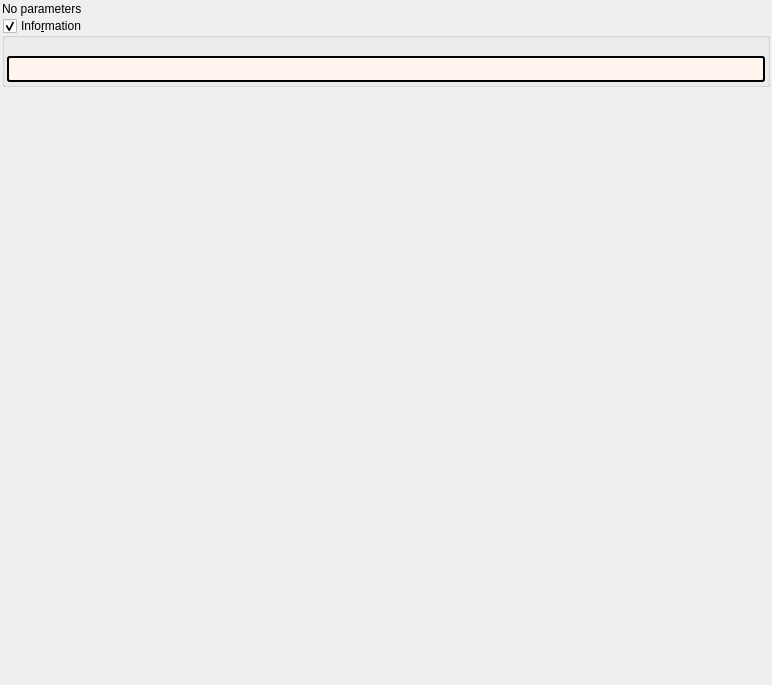
First picture: the form in mandelbulber2/formula/ui/fractal_modulus_menger_sponge.ui, repository buddhi1980/mandelbulber2, before the edit.
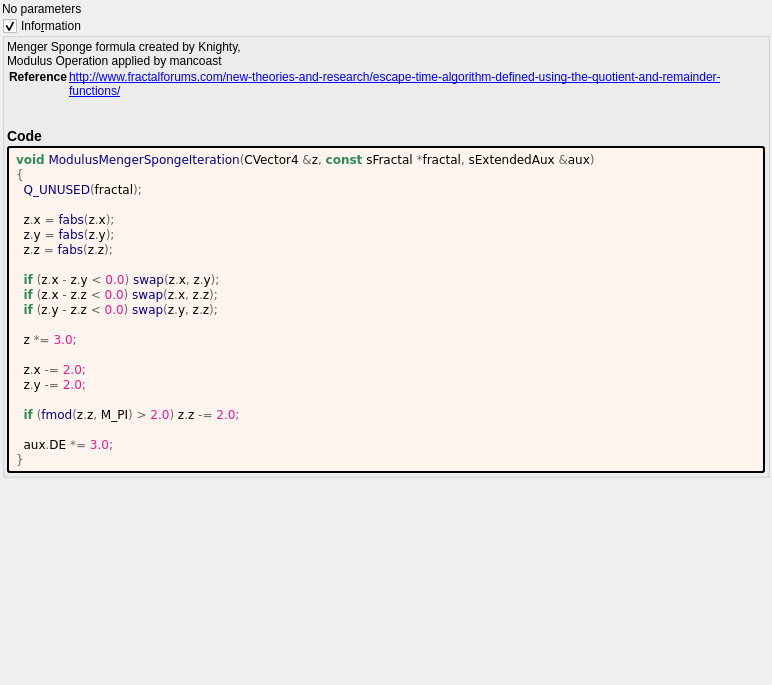
Second picture: the form after the edit. Custom widgets are drawn as their Qt base class.

Patch:
```diff
--- a/mandelbulber2/formula/ui/fractal_modulus_menger_sponge.ui
+++ b/mandelbulber2/formula/ui/fractal_modulus_menger_sponge.ui
@@ -66,6 +66,11 @@
       <item>
        <widget class="QLabel" name="label_information_general">
         <property name="text">
+         <string notr="true">&lt;p&gt;Menger Sponge formula created by Knighty,&lt;br&gt;Modulus Operation applied by mancoast&lt;/p&gt;&lt;table&gt;
+&lt;tr&gt;&lt;th&gt;Reference&lt;/th&gt;&lt;td&gt;&lt;a href=&quot;http://www.fractalforums.com/new-theories-and-research/escape-time-algorithm-defined-using-the-quotient-and-remainder-functions/&quot;&gt;http://www.fractalforums.com/new-theories-and-research/escape-time-algorithm-defined-using-the-quotient-and-remainder-functions/&lt;br&gt;
+&lt;/td&gt;&lt;/tr&gt;
+&lt;/table&gt;
+&lt;h3&gt;Code&lt;/h3&gt;</string>
         </property>
         <property name="wordWrap">
          <bool>true</bool>
@@ -84,6 +89,30 @@
          <string notr="true">border-style: outset; border-width: 2px; border-radius: 3px; border-color: black; background-color: #fff5ee; padding: 4px;</string>
         </property>
         <property name="text">
+         <string notr="true">&lt;body style=&quot;background-color:#fff5ee&quot;&gt;
+&lt;pre style=&quot;color:#000000; background-color:#fff5ee;  font-family:'Courier New',monospace;&quot;&gt;&lt;span style=&quot;color:#2e8b57; font-weight:bold&quot;&gt;void&lt;/span&gt; &lt;span style=&quot;color:#00008f&quot;&gt;ModulusMengerSpongeIteration&lt;/span&gt;&lt;span style=&quot;color:#676767&quot;&gt;(&lt;/span&gt;CVector4 &lt;span style=&quot;color:#676767&quot;&gt;&amp;amp;&lt;/span&gt;z&lt;span style=&quot;color:#676767&quot;&gt;,&lt;/span&gt; &lt;span style=&quot;color:#2e8b57; font-weight:bold&quot;&gt;const&lt;/span&gt; sFractal &lt;span style=&quot;color:#676767&quot;&gt;*&lt;/span&gt;fractal&lt;span style=&quot;color:#676767&quot;&gt;,&lt;/span&gt; sExtendedAux &lt;span style=&quot;color:#676767&quot;&gt;&amp;amp;&lt;/span&gt;aux&lt;span style=&quot;color:#676767&quot;&gt;)&lt;/span&gt;
+&lt;span style=&quot;color:#676767&quot;&gt;{&lt;/span&gt;
+  &lt;span style=&quot;color:#00008f&quot;&gt;Q_UNUSED&lt;/span&gt;&lt;span style=&quot;color:#676767&quot;&gt;(&lt;/span&gt;fractal&lt;span style=&quot;color:#676767&quot;&gt;);&lt;/span&gt;
+
+  z&lt;span style=&quot;color:#676767&quot;&gt;.&lt;/span&gt;x &lt;span style=&quot;color:#676767&quot;&gt;=&lt;/span&gt; &lt;span style=&quot;color:#00008f&quot;&gt;fabs&lt;/span&gt;&lt;span style=&quot;color:#676767&quot;&gt;(&lt;/span&gt;z&lt;span style=&quot;color:#676767&quot;&gt;.&lt;/span&gt;x&lt;span style=&quot;color:#676767&quot;&gt;);&lt;/span&gt;
+  z&lt;span style=&quot;color:#676767&quot;&gt;.&lt;/span&gt;y &lt;span style=&quot;color:#676767&quot;&gt;=&lt;/span&gt; &lt;span style=&quot;color:#00008f&quot;&gt;fabs&lt;/span&gt;&lt;span style=&quot;color:#676767&quot;&gt;(&lt;/span&gt;z&lt;span style=&quot;color:#676767&quot;&gt;.&lt;/span&gt;y&lt;span style=&quot;color:#676767&quot;&gt;);&lt;/span&gt;
+  z&lt;span style=&quot;color:#676767&quot;&gt;.&lt;/span&gt;z &lt;span style=&quot;color:#676767&quot;&gt;=&lt;/span&gt; &lt;span style=&quot;color:#00008f&quot;&gt;fabs&lt;/span&gt;&lt;span style=&quot;color:#676767&quot;&gt;(&lt;/span&gt;z&lt;span style=&quot;color:#676767&quot;&gt;.&lt;/span&gt;z&lt;span style=&quot;color:#676767&quot;&gt;);&lt;/span&gt;
+
+  &lt;span style=&quot;color:#2e8b57; font-weight:bold&quot;&gt;if&lt;/span&gt; &lt;span style=&quot;color:#676767&quot;&gt;(&lt;/span&gt;z&lt;span style=&quot;color:#676767&quot;&gt;.&lt;/span&gt;x &lt;span style=&quot;color:#676767&quot;&gt;-&lt;/span&gt; z&lt;span style=&quot;color:#676767&quot;&gt;.&lt;/span&gt;y &lt;span style=&quot;color:#676767&quot;&gt;&amp;lt;&lt;/span&gt; &lt;span style=&quot;color:#ff1493&quot;&gt;0.0&lt;/span&gt;&lt;span style=&quot;color:#676767&quot;&gt;)&lt;/span&gt; &lt;span style=&quot;color:#00008f&quot;&gt;swap&lt;/span&gt;&lt;span style=&quot;color:#676767&quot;&gt;(&lt;/span&gt;z&lt;span style=&quot;color:#676767&quot;&gt;.&lt;/span&gt;x&lt;span style=&quot;color:#676767&quot;&gt;,&lt;/span&gt; z&lt;span style=&quot;color:#676767&quot;&gt;.&lt;/span&gt;y&lt;span style=&quot;color:#676767&quot;&gt;);&lt;/span&gt;
+  &lt;span style=&quot;color:#2e8b57; font-weight:bold&quot;&gt;if&lt;/span&gt; &lt;span style=&quot;color:#676767&quot;&gt;(&lt;/span&gt;z&lt;span style=&quot;color:#676767&quot;&gt;.&lt;/span&gt;x &lt;span style=&quot;color:#676767&quot;&gt;-&lt;/span&gt; z&lt;span style=&quot;color:#676767&quot;&gt;.&lt;/span&gt;z &lt;span style=&quot;color:#676767&quot;&gt;&amp;lt;&lt;/span&gt; &lt;span style=&quot;color:#ff1493&quot;&gt;0.0&lt;/span&gt;&lt;span style=&quot;color:#676767&quot;&gt;)&lt;/span&gt; &lt;span style=&quot;color:#00008f&quot;&gt;swap&lt;/span&gt;&lt;span style=&quot;color:#676767&quot;&gt;(&lt;/span&gt;z&lt;span style=&quot;color:#676767&quot;&gt;.&lt;/span&gt;x&lt;span style=&quot;color:#676767&quot;&gt;,&lt;/span&gt; z&lt;span style=&quot;color:#676767&quot;&gt;.&lt;/span&gt;z&lt;span style=&quot;color:#676767&quot;&gt;);&lt;/span&gt;
+  &lt;span style=&quot;color:#2e8b57; font-weight:bold&quot;&gt;if&lt;/span&gt; &lt;span style=&quot;color:#676767&quot;&gt;(&lt;/span&gt;z&lt;span style=&quot;color:#676767&quot;&gt;.&lt;/span&gt;y &lt;span style=&quot;color:#676767&quot;&gt;-&lt;/span&gt; z&lt;span style=&quot;color:#676767&quot;&gt;.&lt;/span&gt;z &lt;span style=&quot;color:#676767&quot;&gt;&amp;lt;&lt;/span&gt; &lt;span style=&quot;color:#ff1493&quot;&gt;0.0&lt;/span&gt;&lt;span style=&quot;color:#676767&quot;&gt;)&lt;/span&gt; &lt;span style=&quot;color:#00008f&quot;&gt;swap&lt;/span&gt;&lt;span style=&quot;color:#676767&quot;&gt;(&lt;/span&gt;z&lt;span style=&quot;color:#676767&quot;&gt;.&lt;/span&gt;y&lt;span style=&quot;color:#676767&quot;&gt;,&lt;/span&gt; z&lt;span style=&quot;color:#676767&quot;&gt;.&lt;/span&gt;z&lt;span style=&quot;color:#676767&quot;&gt;);&lt;/span&gt;
+
+  z &lt;span style=&quot;color:#676767&quot;&gt;*=&lt;/span&gt; &lt;span style=&quot;color:#ff1493&quot;&gt;3.0&lt;/span&gt;&lt;span style=&quot;color:#676767&quot;&gt;;&lt;/span&gt;
+
+  z&lt;span style=&quot;color:#676767&quot;&gt;.&lt;/span&gt;x &lt;span style=&quot;color:#676767&quot;&gt;-=&lt;/span&gt; &lt;span style=&quot;color:#ff1493&quot;&gt;2.0&lt;/span&gt;&lt;span style=&quot;color:#676767&quot;&gt;;&lt;/span&gt;
+  z&lt;span style=&quot;color:#676767&quot;&gt;.&lt;/span&gt;y &lt;span style=&quot;color:#676767&quot;&gt;-=&lt;/span&gt; &lt;span style=&quot;color:#ff1493&quot;&gt;2.0&lt;/span&gt;&lt;span style=&quot;color:#676767&quot;&gt;;&lt;/span&gt;
+
+  &lt;span style=&quot;color:#2e8b57; font-weight:bold&quot;&gt;if&lt;/span&gt; &lt;span style=&quot;color:#676767&quot;&gt;(&lt;/span&gt;&lt;span style=&quot;color:#00008f&quot;&gt;fmod&lt;/span&gt;&lt;span style=&quot;color:#676767&quot;&gt;(&lt;/span&gt;z&lt;span style=&quot;color:#676767&quot;&gt;.&lt;/span&gt;z&lt;span style=&quot;color:#676767&quot;&gt;,&lt;/span&gt; M_PI&lt;span style=&quot;color:#676767&quot;&gt;) &amp;gt;&lt;/span&gt; &lt;span style=&quot;color:#ff1493&quot;&gt;2.0&lt;/span&gt;&lt;span style=&quot;color:#676767&quot;&gt;)&lt;/span&gt; z&lt;span style=&quot;color:#676767&quot;&gt;.&lt;/span&gt;z &lt;span style=&quot;color:#676767&quot;&gt;-=&lt;/span&gt; &lt;span style=&quot;color:#ff1493&quot;&gt;2.0&lt;/span&gt;&lt;span style=&quot;color:#676767&quot;&gt;;&lt;/span&gt;
+
+  aux&lt;span style=&quot;color:#676767&quot;&gt;.&lt;/span&gt;DE &lt;span style=&quot;color:#676767&quot;&gt;*=&lt;/span&gt; &lt;span style=&quot;color:#ff1493&quot;&gt;3.0&lt;/span&gt;&lt;span style=&quot;color:#676767&quot;&gt;;&lt;/span&gt;
+&lt;span style=&quot;color:#676767&quot;&gt;}&lt;/span&gt;
+&lt;/pre&gt;
+&lt;/body&gt;</string>
         </property>
         <property name="wordWrap">
          <bool>true</bool>
```
